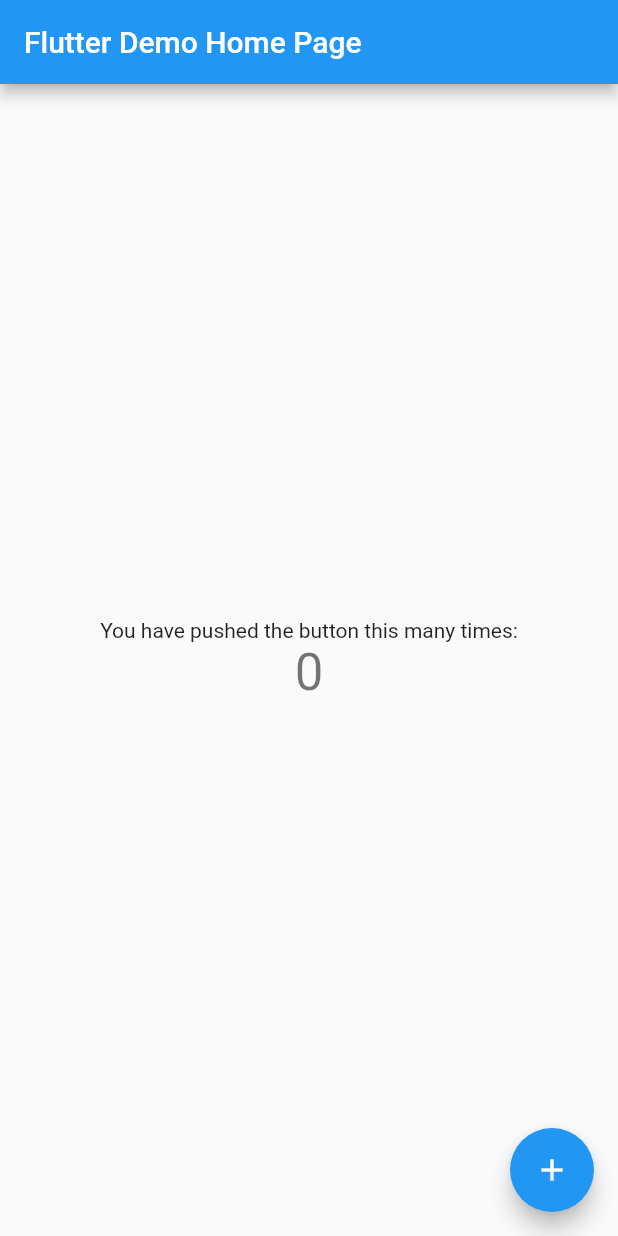
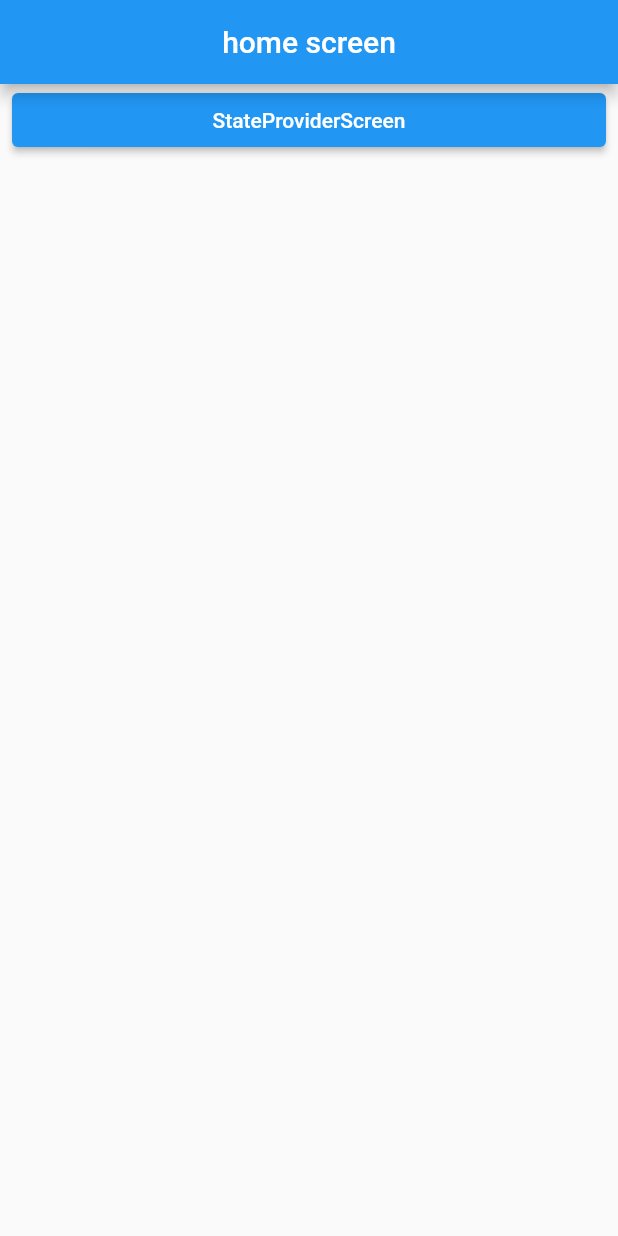
Before and after one commit to so0ng0970/river_pod, a Flutter app: the screen it shows after launch, on a phone screen of 412 x 824 dp. Run offline on Flutter 3.47's test engine with Material 2 defaults, Android fonts, the phone set to English and light mode, and no system bars; our stand-ins replace flutter_riverpod.

Commit message:
provider

```diff
--- /dev/null
+++ b/lib/layout/default_layout.dart
@@ -0,0 +1,30 @@
+import 'package:flutter/material.dart';
+
+class DefaultLayout extends StatelessWidget {
+  final String title;
+  final Widget body;
+  final List<Widget>? actions;
+  const DefaultLayout({
+    this.actions,
+    required this.body,
+    required this.title,
+    super.key,
+  });
+
+  @override
+  Widget build(BuildContext context) {
+    return Scaffold(
+      appBar: AppBar(
+        title: Text(title),
+        centerTitle: true,
+        actions: actions,
+      ),
+      body: Padding(
+        padding: const EdgeInsets.symmetric(
+          horizontal: 8.0,
+        ),
+        child: body,
+      ),
+    );
+  }
+}
--- a/lib/main.dart
+++ b/lib/main.dart
@@ -1,7 +1,13 @@
 import 'package:flutter/material.dart';
+import 'package:flutter_riverpod/flutter_riverpod.dart';
+import 'package:river_pd/screen/home_screen.dart';
 
 void main() {
-  runApp(const MyApp());
+  runApp(
+    const ProviderScope(
+      child: MyApp(),
+    ),
+  );
 }
 
 class MyApp extends StatelessWidget {
@@ -10,106 +16,8 @@ class MyApp extends StatelessWidget {
   // This widget is the root of your application.
   @override
   Widget build(BuildContext context) {
-    return MaterialApp(
-      title: 'Flutter Demo',
-      theme: ThemeData(
-        // This is the theme of your application.
-        //
-        // Try running your application with "flutter run". You'll see the
-        // application has a blue toolbar. Then, without quitting the app, try
-        // changing the primarySwatch below to Colors.green and then invoke
-        // "hot reload" (press "r" in the console where you ran "flutter run",
-        // or simply save your changes to "hot reload" in a Flutter IDE).
-        // Notice that the counter didn't reset back to zero; the application
-        // is not restarted.
-        primarySwatch: Colors.blue,
-      ),
-      home: const MyHomePage(title: 'Flutter Demo Home Page'),
+    return const MaterialApp(
+      home: HomeScreen(),
     );
   }
 }
-
-class MyHomePage extends StatefulWidget {
-  const MyHomePage({super.key, required this.title});
-
-  // This widget is the home page of your application. It is stateful, meaning
-  // that it has a State object (defined below) that contains fields that affect
-  // how it looks.
-
-  // This class is the configuration for the state. It holds the values (in this
-  // case the title) provided by the parent (in this case the App widget) and
-  // used by the build method of the State. Fields in a Widget subclass are
-  // always marked "final".
-
-  final String title;
-
-  @override
-  State<MyHomePage> createState() => _MyHomePageState();
-}
-
-class _MyHomePageState extends State<MyHomePage> {
-  int _counter = 0;
-
-  void _incrementCounter() {
-    setState(() {
-      // This call to setState tells the Flutter framework that something has
-      // changed in this State, which causes it to rerun the build method below
-      // so that the display can reflect the updated values. If we changed
-      // _counter without calling setState(), then the build method would not be
-      // called again, and so nothing would appear to happen.
-      _counter++;
-    });
-  }
-
-  @override
-  Widget build(BuildContext context) {
-    // This method is rerun every time setState is called, for instance as done
-    // by the _incrementCounter method above.
-    //
-    // The Flutter framework has been optimized to make rerunning build methods
-    // fast, so that you can just rebuild anything that needs updating rather
-    // than having to individually change instances of widgets.
-    return Scaffold(
-      appBar: AppBar(
-        // Here we take the value from the MyHomePage object that was created by
-        // the App.build method, and use it to set our appbar title.
-        title: Text(widget.title),
-      ),
-      body: Center(
-        // Center is a layout widget. It takes a single child and positions it
-        // in the middle of the parent.
-        child: Column(
-          // Column is also a layout widget. It takes a list of children and
-          // arranges them vertically. By default, it sizes itself to fit its
-          // children horizontally, and tries to be as tall as its parent.
-          //
-          // Invoke "debug painting" (press "p" in the console, choose the
-          // "Toggle Debug Paint" action from the Flutter Inspector in Android
-          // Studio, or the "Toggle Debug Paint" command in Visual Studio Code)
-          // to see the wireframe for each widget.
-          //
-          // Column has various properties to control how it sizes itself and
-          // how it positions its children. Here we use mainAxisAlignment to
-          // center the children vertically; the main axis here is the vertical
-          // axis because Columns are vertical (the cross axis would be
-          // horizontal).
-          mainAxisAlignment: MainAxisAlignment.center,
-          children: <Widget>[
-            const Text(
-              'You have pushed the button this many times:',
-            ),
-            Text(
-              '$_counter',
-              style: Theme.of(context).textTheme.headlineMedium,
-            ),
-          ],
-        ),
-      ),
-      floatingActionButton: FloatingActionButton(
-        onPressed: _incrementCounter,
-        tooltip: 'Increment',
-        child: const Icon(Icons.add),
-      ), // This trailing comma makes auto-formatting nicer for build methods.
-    );
-  }
-}
--- /dev/null
+++ b/lib/riverpod/state_provider_screen.dart
@@ -0,0 +1,3 @@
+import 'package:flutter_riverpod/flutter_riverpod.dart';
+
+final numberProvider = StateProvider<int>((ref) => 0);
--- /dev/null
+++ b/lib/screen/home_screen.dart
@@ -0,0 +1,31 @@
+import 'package:flutter/material.dart';
+import 'package:river_pd/screen/state_provider_screen.dart';
+
+import '../layout/default_layout.dart';
+
+class HomeScreen extends StatelessWidget {
+  const HomeScreen({super.key});
+
+  @override
+  Widget build(BuildContext context) {
+    return DefaultLayout(
+      title: 'home screen',
+      body: ListView(
+        children: [
+          ElevatedButton(
+            onPressed: () {
+              Navigator.of(context).push(
+                MaterialPageRoute(
+                  builder: (_) => const StateProviderScreen(),
+                ),
+              );
+            },
+            child: const Text(
+              'StateProviderScreen',
+            ),
+          ),
+        ],
+      ),
+    );
+  }
+}
```
Also changed, not shown: lib/screen/state_provider_screen.dart (added, +77 -0 lines).
